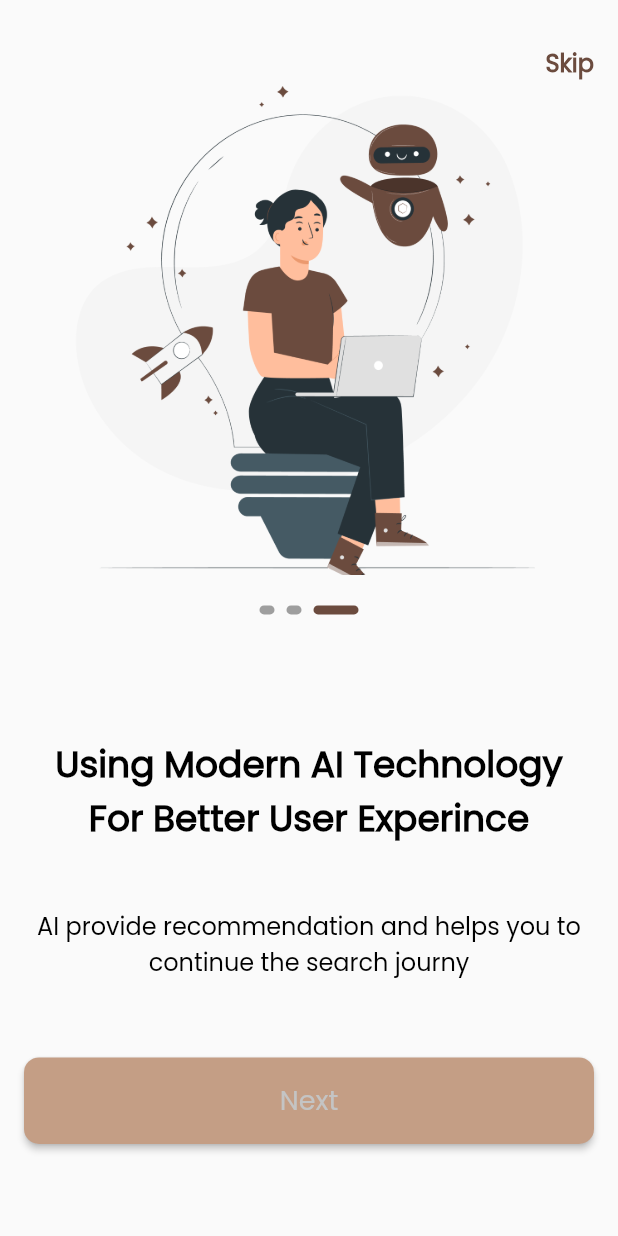
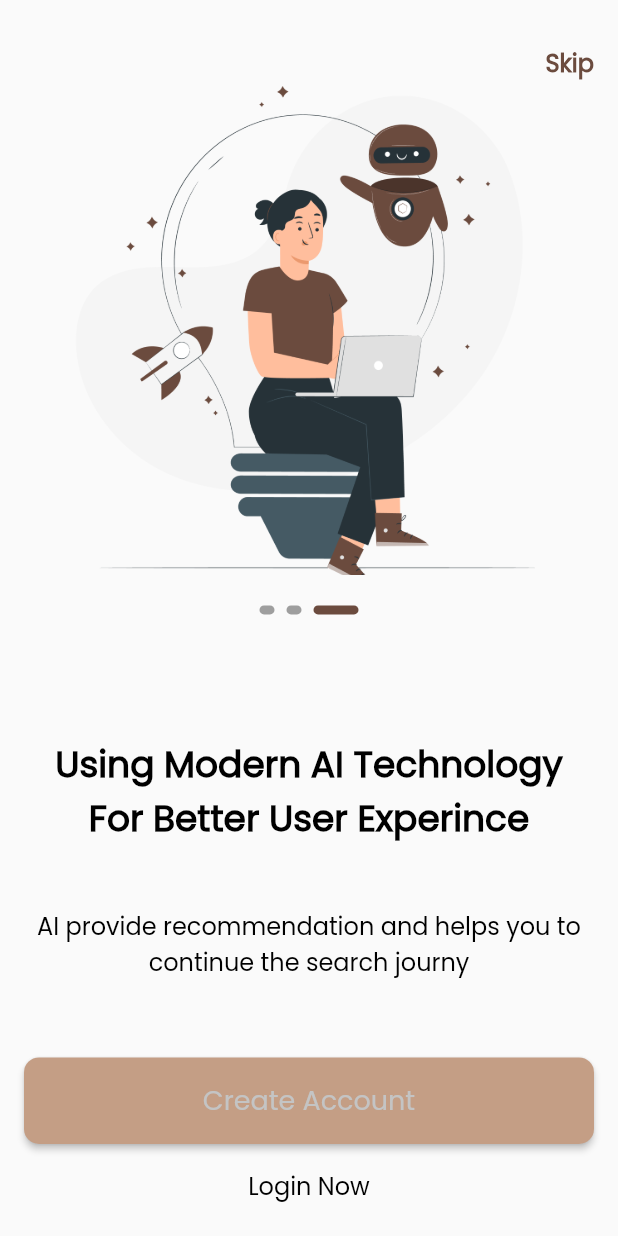
Before and after one commit to AhmedSlman/Daliel, a Flutter app: the screen it shows after launch, swiped to page 3, on a phone screen of 412 x 824 dp. Run offline on Flutter 3.47's test engine with Material 2 defaults, Android fonts, the phone set to English and light mode, and no system bars; drawn by our look-alikes of smooth_page_indicator; our stand-ins replace go_router.

Commit message:
finish on boarding

```diff
--- a/lib/core/routes/app_router.dart
+++ b/lib/core/routes/app_router.dart
@@ -1,5 +1,7 @@
 import 'package:go_router/go_router.dart';
 
+import '../../features/auth/presentation/views/sign_in.dart';
+import '../../features/auth/presentation/views/sign_up.dart';
 import '../../features/on_boarding/presentation/views/on_bording.dart';
 import '../../features/splash/presentation/views/splash_view.dart';
 
@@ -13,5 +15,13 @@ final GoRouter router = GoRouter(
       path: "/onBoarding",
       builder: (context, state) => const OnBoardingView(),
     ),
+    GoRoute(
+      path: "/signUp",
+      builder: (context, state) => const SignUpView(),
+    ),
+    GoRoute(
+      path: "/signIn",
+      builder: (context, state) => const SignInView(),
+    ),
   ],
 );
--- a/lib/core/widgets/custom_botton.dart
+++ b/lib/core/widgets/custom_botton.dart
@@ -1,12 +1,17 @@
 import 'package:dalel/core/utils/app_colors.dart';
-import 'package:dalel/core/utils/app_strings.dart';
 import 'package:dalel/core/utils/app_styles.dart';
 import 'package:flutter/material.dart';
 
 class CustomBotton extends StatelessWidget {
-  const CustomBotton({super.key, this.buttonColor, required this.text});
+  const CustomBotton({
+    super.key,
+    this.buttonColor,
+    required this.text,
+    required this.onPressed,
+  });
   final Color? buttonColor;
   final String text;
+  final VoidCallback onPressed;
   @override
   Widget build(BuildContext context) {
     return SizedBox(
@@ -19,7 +24,7 @@ class CustomBotton extends StatelessWidget {
             borderRadius: BorderRadius.circular(10),
           ),
         ),
-        onPressed: () {},
+        onPressed: onPressed,
         child: Text(
           text,
           style: AppStyles.s18,
--- a/lib/features/on_boarding/presentation/views/on_bording.dart
+++ b/lib/features/on_boarding/presentation/views/on_bording.dart
@@ -1,14 +1,20 @@
-import 'package:dalel/core/utils/app_colors.dart';
-import 'package:dalel/core/utils/app_styles.dart';
-import 'package:dalel/core/widgets/custom_botton.dart';
+import 'package:dalel/core/utils/app_functions.dart';
 import 'package:flutter/material.dart';
 
-import '../../../../core/utils/app_strings.dart';
+import '../widgets/get_buttons.dart';
 import '../widgets/on_boarding_body.dart';
 import '../widgets/skip_botton.dart';
 
-class OnBoardingView extends StatelessWidget {
+class OnBoardingView extends StatefulWidget {
   const OnBoardingView({super.key});
+
+  @override
+  State<OnBoardingView> createState() => _OnBoardingViewState();
+}
+
+class _OnBoardingViewState extends State<OnBoardingView> {
+  final PageController _controller = PageController(initialPage: 0);
+  int currentIndex = 0;
 
   @override
   Widget build(BuildContext context) {
@@ -19,19 +25,23 @@ class OnBoardingView extends StatelessWidget {
           child: ListView(
             physics: const BouncingScrollPhysics(),
             children: [
-              const SkipButton(),
-              OnBoardingBody(),
+              SkipButton(
+                onTap: () {
+                  customReplacementNavigate(context, "/signUp");
+                },
+              ),
+              OnBoardingBody(
+                onPageChanged: (index) {
+                  setState(() {
+                    currentIndex = index;
+                  });
+                },
+                controller: _controller,
+              ),
               SizedBox(
                 height: MediaQuery.of(context).size.height * 0.01,
               ),
-              const Center(
-                child: Padding(
-                  padding: EdgeInsets.only(bottom: 20),
-                  child: CustomBotton(
-                    text: AppStrings.next,
-                  ),
-                ),
-              )
+              GetButtons(currentIndex: currentIndex, controller: _controller)
             ],
           ),
         ),
--- /dev/null
+++ b/lib/features/on_boarding/presentation/widgets/get_buttons.dart
@@ -0,0 +1,57 @@
+import 'package:flutter/material.dart';
+
+import '../../../../core/utils/app_functions.dart';
+import '../../../../core/utils/app_strings.dart';
+import '../../../../core/utils/app_styles.dart';
+import '../../../../core/widgets/custom_botton.dart';
+import '../../data/models/on_boarding_model.dart';
+
+class GetButtons extends StatelessWidget {
+  const GetButtons(
+      {super.key, required this.currentIndex, required this.controller});
+  final int currentIndex;
+  final PageController controller;
+
+  @override
+  Widget build(BuildContext context) {
+    if (currentIndex == onBoardingData.length - 1) {
+      return Column(
+        children: [
+          CustomBotton(
+            text: AppStrings.createAccount,
+            onPressed: () {
+              customReplacementNavigate(context, "/signUp");
+            },
+          ),
+          const SizedBox(
+            height: 16,
+          ),
+          GestureDetector(
+            onTap: () {
+              customReplacementNavigate(context, "/signIn");
+            },
+            child: Text(
+              "Login Now",
+              style: AppStyles.s16.copyWith(fontWeight: FontWeight.w400),
+            ),
+          )
+        ],
+      );
+    } else {
+      return Center(
+        child: Padding(
+          padding: const EdgeInsets.only(bottom: 20),
+          child: CustomBotton(
+            text: AppStrings.next,
+            onPressed: () {
+              controller.nextPage(
+                duration: const Duration(microseconds: 200),
+                curve: Curves.bounceIn,
+              );
+            },
+          ),
+        ),
+      );
+    }
+  }
+}
--- a/lib/features/on_boarding/presentation/widgets/on_boarding_body.dart
+++ b/lib/features/on_boarding/presentation/widgets/on_boarding_body.dart
@@ -1,22 +1,21 @@
-import 'dart:ffi';
-
 import 'package:dalel/core/utils/app_styles.dart';
 import 'package:dalel/features/on_boarding/data/models/on_boarding_model.dart';
 import 'package:flutter/material.dart';
 
-import '../../../../core/utils/app_assets.dart';
 import 'custom_smooth_page_indicator.dart';
 
 class OnBoardingBody extends StatelessWidget {
-  OnBoardingBody({super.key});
-  final PageController _controller = PageController();
+  OnBoardingBody({super.key, required this.controller, this.onPageChanged});
+  final PageController controller;
+  final Function(int)? onPageChanged;
   @override
   Widget build(BuildContext context) {
     return SizedBox(
       height: MediaQuery.of(context).size.height * .78,
       child: PageView.builder(
+        onPageChanged: onPageChanged,
         physics: const BouncingScrollPhysics(),
-        controller: _controller,
+        controller: controller,
         itemCount: onBoardingData.length,
         itemBuilder: (BuildContext context, int index) {
           return Column(
@@ -35,7 +34,7 @@ class OnBoardingBody extends StatelessWidget {
               const SizedBox(
                 height: 20,
               ),
-              CustomSmoothPageIndecator(controller: _controller),
+              CustomSmoothPageIndecator(controller: controller),
               SizedBox(
                 height: MediaQuery.of(context).size.height * .1,
               ),
--- a/lib/features/on_boarding/presentation/widgets/skip_botton.dart
+++ b/lib/features/on_boarding/presentation/widgets/skip_botton.dart
@@ -7,11 +7,14 @@ import '../../../../core/utils/app_styles.dart';
 class SkipButton extends StatelessWidget {
   const SkipButton({
     super.key,
+    required this.onTap,
   });
-
+  final VoidCallback onTap;
   @override
   Widget build(BuildContext context) {
-    return Align(
+    return GestureDetector(
+      onTap: onTap,
+      child: Align(
         alignment: Alignment.centerRight,
         child: Padding(
           padding: const EdgeInsets.only(top: 30),
@@ -23,6 +26,7 @@ class SkipButton extends StatelessWidget {
             ),
           ),
         ),
+      ),
     );
   }
 }
```
Also changed, not shown: lib/features/auth/presentation/views/sign_in.dart (added, +10 -0 lines), lib/features/auth/presentation/views/sign_up.dart (added, +10 -0 lines). Lines whose indentation alone changed are shown as unchanged.
